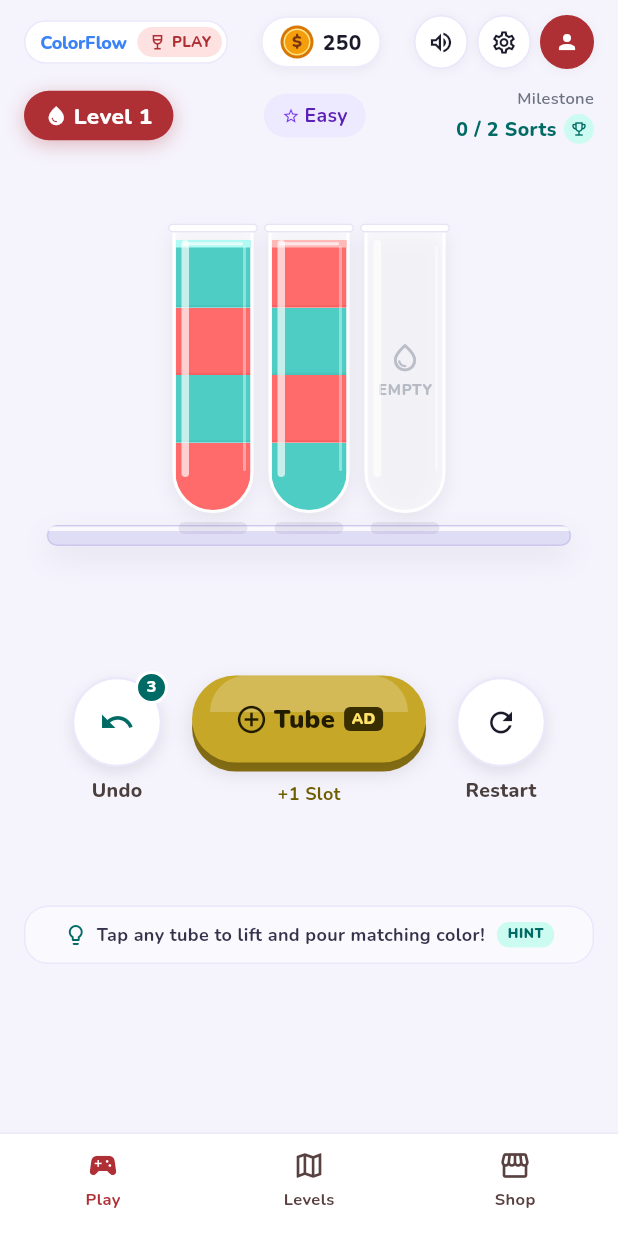
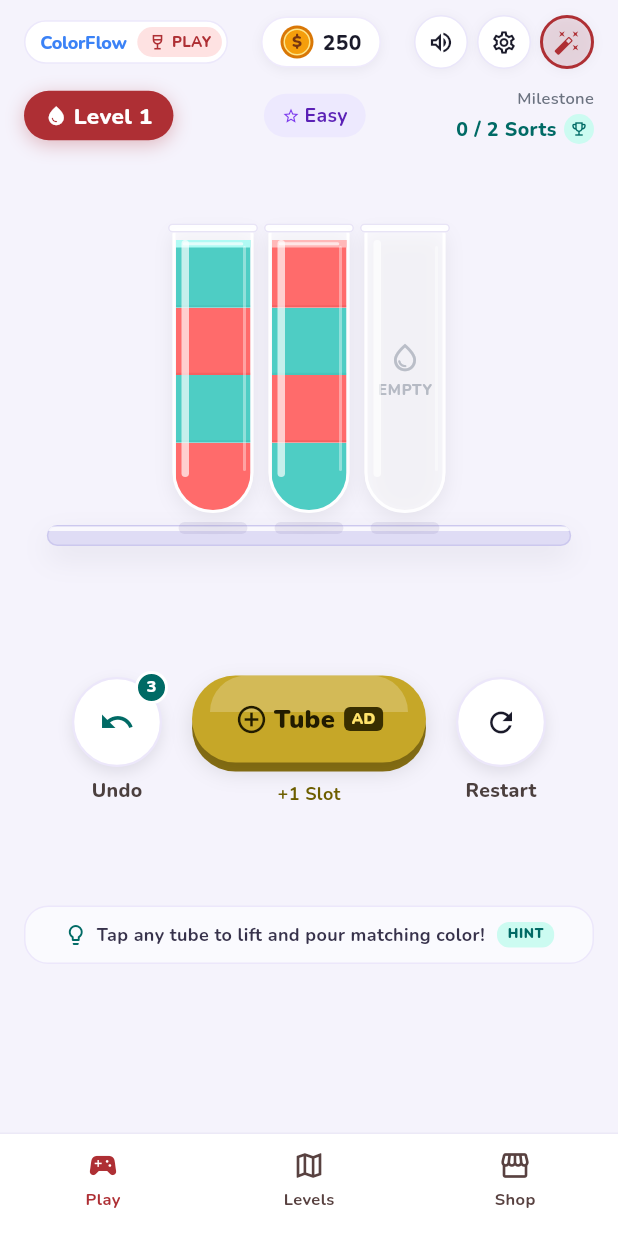
Before and after one commit to Math-ieu/colorflow-sort-master, a Flutter app: the screen it shows after launch, on a phone screen of 412 x 824 dp. Run offline on Flutter 3.47's test engine with Material 3 defaults, Android fonts, the phone set to English and light mode, and no system bars; our stand-ins replace google_fonts, google_mobile_ads, just_audio, shared_preferences; network calls fail.

Commit message:
feat: display active avatar icon and styled ring in TopHUD profile button

```diff
--- a/lib/models/game_models.dart
+++ b/lib/models/game_models.dart
@@ -514,3 +514,56 @@ const List<ShopCatalogItem> shopCatalogItems = [
     description: 'Instantly adds +10 Undo moves to your inventory',
   ),
 ];
+
+/// Player avatar badge metadata shared between ProfileModal and TopHUD.
+class AvatarOption {
+  final String id;
+  final IconData icon;
+  final Color color;
+
+  const AvatarOption({
+    required this.id,
+    required this.icon,
+    required this.color,
+  });
+}
+
+const List<AvatarOption> playerAvatarOptions = [
+  AvatarOption(
+    id: 'ColorWand',
+    icon: Icons.auto_fix_high,
+    color: Color(0xFFAE2F34),
+  ),
+  AvatarOption(
+    id: 'Diamond',
+    icon: Icons.diamond,
+    color: Color(0xFF006A65),
+  ),
+  AvatarOption(
+    id: 'Trophy',
+    icon: Icons.emoji_events,
+    color: Color(0xFFD97706),
+  ),
+  AvatarOption(
+    id: 'Flash',
+    icon: Icons.bolt,
+    color: Color(0xFF7C3AED),
+  ),
+  AvatarOption(
+    id: 'Rocket',
+    icon: Icons.rocket_launch,
+    color: Color(0xFF059669),
+  ),
+  AvatarOption(
+    id: 'Sparkles',
+    icon: Icons.auto_awesome,
+    color: Color(0xFF9333EA),
+  ),
+];
+
+AvatarOption avatarOptionFor(String id) {
+  return playerAvatarOptions.firstWhere(
+    (option) => option.id == id,
+    orElse: () => playerAvatarOptions.first,
+  );
+}
--- a/lib/screens/game_screen.dart
+++ b/lib/screens/game_screen.dart
@@ -321,6 +321,7 @@ class _GameScreenState extends State<GameScreen> with TickerProviderStateMixin {
                   milestoneText: provider.liveMilestoneText,
                   coins: provider.coins,
                   isSoundEnabled: provider.settings.soundEnabled,
+                  avatarId: provider.profile.avatarIcon,
                   onToggleSound: provider.toggleSound,
                   onOpenSettings: provider.openSettings,
                   onOpenProfile: provider.openProfile,
--- a/lib/widgets/game/top_hud.dart
+++ b/lib/widgets/game/top_hud.dart
@@ -1,4 +1,5 @@
 import 'package:flutter/material.dart';
+import '../../models/game_models.dart';
 import '../../services/audio_service.dart';
 import '../../theme/app_colors.dart';
 import '../common/coin_badge.dart';
@@ -11,6 +12,7 @@ class TopHUD extends StatelessWidget {
   final String milestoneText;
   final int coins;
   final bool isSoundEnabled;
+  final String avatarId;
   final VoidCallback onToggleSound;
   final VoidCallback? onOpenSettings;
   final VoidCallback? onOpenProfile;
@@ -22,6 +24,7 @@ class TopHUD extends StatelessWidget {
     required this.milestoneText,
     required this.coins,
     required this.isSoundEnabled,
+    this.avatarId = 'ColorWand',
     required this.onToggleSound,
     this.onOpenSettings,
     this.onOpenProfile,
@@ -29,6 +32,7 @@ class TopHUD extends StatelessWidget {
 
   @override
   Widget build(BuildContext context) {
+    final AvatarOption activeAvatar = avatarOptionFor(avatarId);
     return Padding(
       padding: const EdgeInsets.fromLTRB(16, 10, 16, 12),
       child: Column(
@@ -135,11 +139,13 @@ class TopHUD extends StatelessWidget {
                   ),
                   const SizedBox(width: 6),
                   _CircleHudButton(
-                    icon: Icons.person,
-                    iconColor: Colors.white,
-                    iconSize: 16,
-                    backgroundColor: AppColors.coralDeep,
-                    borderColor: AppColors.coralDeep,
+                    key: const Key('profile_hud_button'),
+                    icon: activeAvatar.icon,
+                    iconColor: activeAvatar.color,
+                    iconSize: 18,
+                    backgroundColor: activeAvatar.color.withOpacity(0.12),
+                    borderColor: activeAvatar.color,
+                    borderWidth: 2,
                     onTap: () {
                       AudioService.maybeOf(context)?.playClick();
                       onOpenProfile?.call();
@@ -291,14 +297,17 @@ class _CircleHudButton extends StatelessWidget {
   final double iconSize;
   final Color backgroundColor;
   final Color borderColor;
+  final double borderWidth;
   final VoidCallback onTap;
 
   const _CircleHudButton({
+    super.key,
     required this.icon,
     required this.iconColor,
     required this.iconSize,
     required this.backgroundColor,
     required this.borderColor,
+    this.borderWidth = 1,
     required this.onTap,
   });
 
@@ -312,7 +321,7 @@ class _CircleHudButton extends StatelessWidget {
         decoration: BoxDecoration(
           color: backgroundColor,
           shape: BoxShape.circle,
-          border: Border.all(color: borderColor, width: 1),
+          border: Border.all(color: borderColor, width: borderWidth),
           boxShadow: const [
             BoxShadow(
               color: Color(0x0D1E1E2E),
```
Also changed, not shown: lib/widgets/modals/profile_modal.dart (+2 -50 lines), 1 other file.
